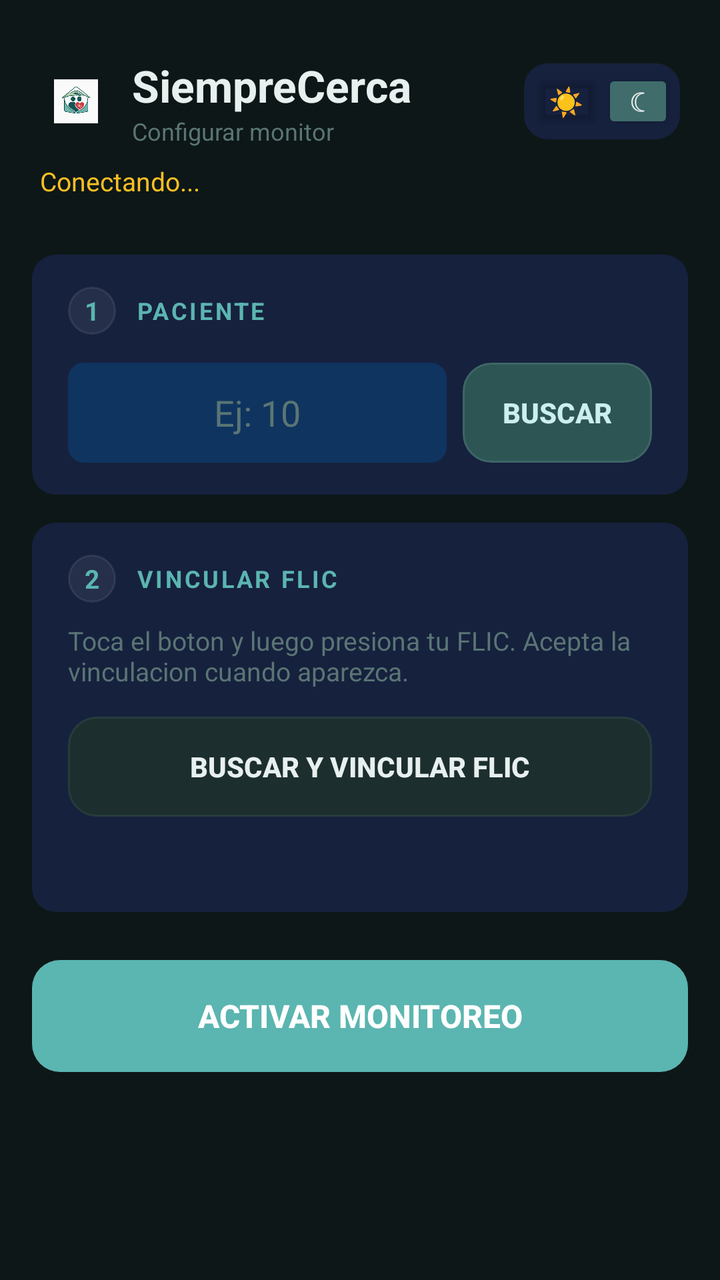
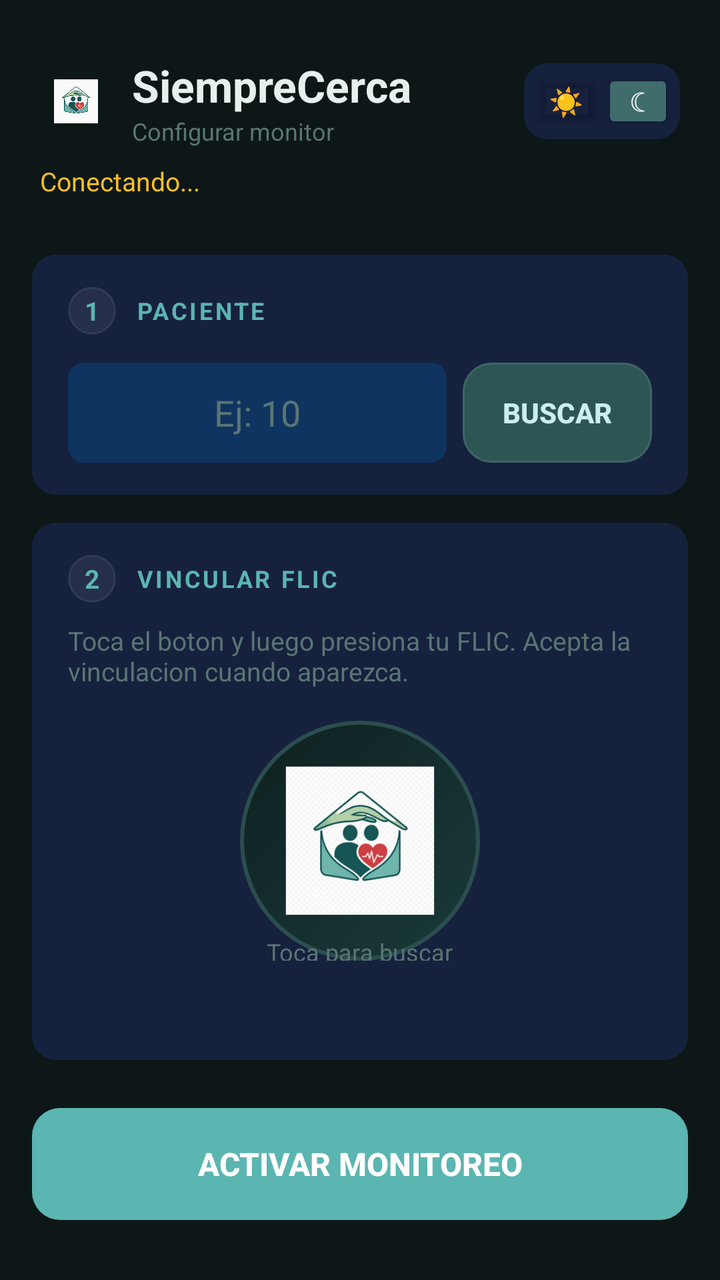

Two renders of the same Android screen: before a commit and after it. Below are the layout's source before the change and the commit's diff.
<!-- AndroidManifest.xml: application theme Theme.SiempreCercaMonitor -->
<!-- res/layout/activity_setup.xml -->
<?xml version="1.0" encoding="utf-8"?>
<ScrollView xmlns:android="http://schemas.android.com/apk/res/android"
    android:id="@+id/setupScroll"
    android:layout_width="match_parent"
    android:layout_height="match_parent"
    android:background="@color/background"
    android:fillViewport="true"
    android:overScrollMode="never">

    <LinearLayout
        android:id="@+id/setupContainer"
        android:layout_width="match_parent"
        android:layout_height="wrap_content"
        android:orientation="vertical"
        android:paddingHorizontal="16dp"
        android:paddingTop="28dp"
        android:paddingBottom="28dp">

        
        <LinearLayout
            android:layout_width="match_parent"
            android:layout_height="wrap_content"
            android:orientation="horizontal"
            android:gravity="center_vertical"
            android:layout_marginBottom="8dp"
            android:paddingHorizontal="4dp">

            <ImageView
                android:id="@+id/ivSetupLogo"
                android:layout_width="36dp"
                android:layout_height="36dp"
                android:src="@mipmap/ic_launcher_foreground"
                android:scaleType="centerCrop"
                android:layout_marginEnd="10dp" />

            <LinearLayout
                android:layout_width="0dp"
                android:layout_weight="1"
                android:layout_height="wrap_content"
                android:orientation="vertical">

                <TextView
                    android:id="@+id/tvSetupTitle"
                    android:layout_width="wrap_content"
                    android:layout_height="wrap_content"
                    android:text="SiempreCerca"
                    android:textSize="22sp"
                    android:textColor="@color/text_primary"
                    android:textStyle="bold" />

                <TextView
                    android:id="@+id/tvSetupSubtitle"
                    android:layout_width="wrap_content"
                    android:layout_height="wrap_content"
                    android:text="Configurar monitor"
                    android:textSize="12sp"
                    android:textColor="@color/text_muted" />
            </LinearLayout>

            
            <LinearLayout
                android:layout_width="wrap_content"
                android:layout_height="wrap_content"
                android:orientation="horizontal"
                android:background="@drawable/card_background"
                android:padding="3dp">

                <Button
                    android:id="@+id/btnSetupThemeLight"
                    android:layout_width="36dp"
                    android:layout_height="32dp"
                    android:text="☀"
                    android:textSize="14sp"
                    android:backgroundTint="@android:color/transparent"
                    android:textColor="@color/text_muted"
                    android:minWidth="0dp"
                    android:minHeight="0dp"
                    android:padding="0dp"
                    android:insetTop="0dp"
                    android:insetBottom="0dp" />

                <Button
                    android:id="@+id/btnSetupThemeDark"
                    android:layout_width="36dp"
                    android:layout_height="32dp"
                    android:text="☾"
                    android:textSize="14sp"
                    android:backgroundTint="@color/primary"
                    android:textColor="@color/text_primary"
                    android:minWidth="0dp"
                    android:minHeight="0dp"
                    android:padding="0dp"
                    android:insetTop="0dp"
                    android:insetBottom="0dp" />
            </LinearLayout>
        </LinearLayout>

        
        <TextView
            android:id="@+id/tvServerStatus"
            android:layout_width="wrap_content"
            android:layout_height="wrap_content"
            android:text="Conectando..."
            android:textSize="13sp"
            android:textColor="@color/warning"
            android:paddingHorizontal="4dp"
            android:layout_marginBottom="28dp" />

        
        <LinearLayout
            android:id="@+id/cardStep1"
            android:layout_width="match_parent"
            android:layout_height="wrap_content"
            android:orientation="vertical"
            android:background="@drawable/card_background"
            android:paddingHorizontal="18dp"
            android:paddingVertical="16dp"
            android:layout_marginBottom="14dp">

            <LinearLayout
                android:layout_width="match_parent"
                android:layout_height="wrap_content"
                android:orientation="horizontal"
                android:gravity="center_vertical"
                android:layout_marginBottom="14dp">

                <TextView
                    android:layout_width="24dp"
                    android:layout_height="24dp"
                    android:text="1"
                    android:textSize="13sp"
                    android:textStyle="bold"
                    android:textColor="@color/primary_light"
                    android:gravity="center"
                    android:background="@drawable/metric_card"
                    android:layout_marginEnd="10dp" />

                <TextView
                    android:id="@+id/tvStep1Label"
                    android:layout_width="wrap_content"
                    android:layout_height="wrap_content"
                    android:text="PACIENTE"
                    android:textSize="12sp"
                    android:textColor="@color/primary_light"
                    android:textStyle="bold"
                    android:letterSpacing="0.1" />
            </LinearLayout>

            <LinearLayout
                android:layout_width="match_parent"
                android:layout_height="wrap_content"
                android:orientation="horizontal"
                android:gravity="center_vertical">

                <EditText
                    android:id="@+id/etClientId"
                    android:layout_width="0dp"
                    android:layout_height="50dp"
                    android:layout_weight="1"
                    android:hint="Ej: 10"
                    android:inputType="number"
                    android:textColor="@color/text_primary"
                    android:textColorHint="@color/text_muted"
                    android:textSize="18sp"
                    android:gravity="center"
                    android:background="@drawable/input_background"
                    android:paddingHorizontal="16dp"
                    android:layout_marginEnd="8dp" />

                <Button
                    android:id="@+id/btnBuscarPaciente"
                    android:layout_width="wrap_content"
                    android:layout_height="50dp"
                    android:text="Buscar"
                    android:textSize="14sp"
                    android:textStyle="bold"
                    android:background="@drawable/btn_primary"
                    android:textColor="#CCEEEE"
                    android:paddingHorizontal="20dp"
                    android:stateListAnimator="@null" />
            </LinearLayout>

            <TextView
                android:id="@+id/tvClientName"
                android:layout_width="wrap_content"
                android:layout_height="wrap_content"
                android:textSize="14sp"
                android:textColor="@color/green"
                android:visibility="gone"
                android:layout_marginTop="12dp" />
        </LinearLayout>

        
        <LinearLayout
            android:id="@+id/cardStep2"
            android:layout_width="match_parent"
            android:layout_height="wrap_content"
            android:orientation="vertical"
            android:background="@drawable/card_background"
            android:paddingHorizontal="18dp"
            android:paddingVertical="16dp"
            android:layout_marginBottom="24dp">

            <LinearLayout
                android:layout_width="match_parent"
                android:layout_height="wrap_content"
                android:orientation="horizontal"
                android:gravity="center_vertical"
                android:layout_marginBottom="10dp">

                <TextView
                    android:layout_width="24dp"
                    android:layout_height="24dp"
                    android:text="2"
                    android:textSize="13sp"
                    android:textStyle="bold"
                    android:textColor="@color/primary_light"
                    android:gravity="center"
                    android:background="@drawable/metric_card"
                    android:layout_marginEnd="10dp" />

                <TextView
                    android:id="@+id/tvStep2Label"
                    android:layout_width="wrap_content"
                    android:layout_height="wrap_content"
                    android:text="VINCULAR FLIC"
                    android:textSize="12sp"
                    android:textColor="@color/primary_light"
                    android:textStyle="bold"
                    android:letterSpacing="0.1" />
            </LinearLayout>

            <TextView
                android:id="@+id/tvScanDesc"
                android:layout_width="wrap_content"
                android:layout_height="wrap_content"
                android:text="Toca el boton y luego presiona tu FLIC. Acepta la vinculacion cuando aparezca."
                android:textSize="13sp"
                android:textColor="@color/text_muted"
                android:layout_marginBottom="14dp" />

            <Button
                android:id="@+id/btnScan"
                android:layout_width="match_parent"
                android:layout_height="50dp"
                android:text="Buscar y vincular FLIC"
                android:textSize="14sp"
                android:textStyle="bold"
                android:background="@drawable/btn_muted"
                android:textColor="@color/text_primary"
                android:layout_marginBottom="10dp"
                android:stateListAnimator="@null" />

            <ProgressBar
                android:id="@+id/progressBar"
                android:layout_width="match_parent"
                android:layout_height="3dp"
                style="@style/Widget.AppCompat.ProgressBar.Horizontal"
                android:indeterminate="true"
                android:indeterminateTint="@color/primary_light"
                android:visibility="gone"
                android:layout_marginBottom="8dp" />

            <TextView
                android:id="@+id/tvScanStatus"
                android:layout_width="wrap_content"
                android:layout_height="wrap_content"
                android:text=""
                android:textSize="13sp"
                android:textColor="@color/text_muted"
                android:layout_marginBottom="4dp" />

            <TextView
                android:id="@+id/tvSelectedDevice"
                android:layout_width="wrap_content"
                android:layout_height="wrap_content"
                android:textSize="14sp"
                android:textColor="@color/green"
                android:visibility="gone" />
        </LinearLayout>

        
        <Button
            android:id="@+id/btnSave"
            android:layout_width="match_parent"
            android:layout_height="56dp"
            android:text="Activar monitoreo"
            android:textSize="16sp"
            android:textStyle="bold"
            android:background="@drawable/btn_accent"
            android:textColor="#FFFFFF"
            android:stateListAnimator="@null" />

    </LinearLayout>
</ScrollView>
<!-- resources referenced by this layout -->
<resources>
  <color name="background">#0D1717</color>
  <color name="green">#4ADE80</color>
  <color name="primary">#406C6B</color>
  <color name="primary_light">#5BB5B0</color>
  <color name="text_muted">#5A7574</color>
  <color name="text_primary">#E8F0EF</color>
  <color name="warning">#FBBF24</color>
  <!-- drawable btn_accent (drawable) -->
  <?xml version="1.0" encoding="utf-8"?>
  <ripple xmlns:android="http://schemas.android.com/apk/res/android"
      android:color="#40FFFFFF">
      <item>
          <shape android:shape="rectangle">
              <solid android:color="@color/accent" />
              <corners android:radius="14dp" />
          </shape>
      </item>
  </ripple>
  <!-- drawable btn_muted (drawable) -->
  <?xml version="1.0" encoding="utf-8"?>
  <ripple xmlns:android="http://schemas.android.com/apk/res/android"
      android:color="#30FFFFFF">
      <item>
          <shape android:shape="rectangle">
              <solid android:color="@color/btn_muted" />
              <corners android:radius="14dp" />
              <stroke android:width="1dp" android:color="#263C3C" />
          </shape>
      </item>
  </ripple>
  <!-- drawable btn_primary (drawable) -->
  <?xml version="1.0" encoding="utf-8"?>
  <ripple xmlns:android="http://schemas.android.com/apk/res/android"
      android:color="#30FFFFFF">
      <item>
          <shape android:shape="rectangle">
              <solid android:color="@color/btn_primary" />
              <corners android:radius="14dp" />
              <stroke android:width="1dp" android:color="#3D6665" />
          </shape>
      </item>
  </ripple>
  <!-- drawable card_background (drawable) -->
  <?xml version="1.0" encoding="utf-8"?>
  <shape xmlns:android="http://schemas.android.com/apk/res/android"
      android:shape="rectangle">
      <solid android:color="#16213E" />
      <corners android:radius="12dp" />
  </shape>
  <!-- drawable input_background (drawable) -->
  <?xml version="1.0" encoding="utf-8"?>
  <shape xmlns:android="http://schemas.android.com/apk/res/android"
      android:shape="rectangle">
      <solid android:color="#0F3460" />
      <corners android:radius="8dp" />
  </shape>
  <!-- drawable metric_card (drawable) -->
  <?xml version="1.0" encoding="utf-8"?>
  <shape xmlns:android="http://schemas.android.com/apk/res/android"
      android:shape="rectangle">
      <solid android:color="#10FFFFFF" />
      <corners android:radius="14dp" />
      <stroke android:width="1dp" android:color="#15FFFFFF" />
  </shape>
  <!-- mipmap ic_launcher_foreground: png bitmap (mipmap-hdpi, 16292 bytes) -->
  <style name="Theme.SiempreCercaMonitor" parent="Theme.MaterialComponents.DayNight.NoActionBar">
          <item name="colorPrimary">@color/primary</item>
          <item name="colorPrimaryDark">@color/primary_dark</item>
          <item name="colorAccent">@color/accent</item>
          <item name="android:windowBackground">@color/background</item>
          <item name="android:statusBarColor">@color/background</item>
          <item name="android:navigationBarColor">@color/background</item>
      </style>
  <color name="accent">#5BB5B0</color>
  <color name="btn_muted">#1C2E2E</color>
  <color name="btn_primary">#2D5554</color>
  <color name="primary_dark">#2D4F4E</color>
</resources>

<!-- the commit's change to res/layout/activity_setup.xml (unified diff, before → after) -->
@@ -237,19 +237,37 @@
                 android:text="Toca el boton y luego presiona tu FLIC. Acepta la vinculacion cuando aparezca."
                 android:textSize="13sp"
                 android:textColor="@color/text_muted"
-                android:layout_marginBottom="14dp" />
-
-            <Button
-                android:id="@+id/btnScan"
-                android:layout_width="match_parent"
-                android:layout_height="50dp"
-                android:text="Buscar y vincular FLIC"
-                android:textSize="14sp"
-                android:textStyle="bold"
-                android:background="@drawable/btn_muted"
-                android:textColor="@color/text_primary"
-                android:layout_marginBottom="10dp"
-                android:stateListAnimator="@null" />
+                android:layout_marginBottom="16dp" />
+
+            
+            <FrameLayout
+                android:layout_width="match_parent"
+                android:layout_height="wrap_content"
+                android:layout_marginBottom="12dp"
+                android:gravity="center">
+
+                <ImageView
+                    android:id="@+id/btnScan"
+                    android:layout_width="120dp"
+                    android:layout_height="120dp"
+                    android:layout_gravity="center"
+                    android:src="@mipmap/ic_launcher_foreground"
+                    android:scaleType="centerCrop"
+                    android:background="@drawable/btn_scan_circle"
+                    android:clickable="true"
+                    android:focusable="true"
+                    android:contentDescription="Buscar y vincular FLIC" />
+
+                <TextView
+                    android:id="@+id/tvScanLabel"
+                    android:layout_width="wrap_content"
+                    android:layout_height="wrap_content"
+                    android:layout_gravity="center_horizontal|bottom"
+                    android:text="Toca para buscar"
+                    android:textSize="12sp"
+                    android:textColor="@color/text_muted"
+                    android:layout_marginBottom="-4dp" />
+            </FrameLayout>
 
             <ProgressBar
                 android:id="@+id/progressBar"
<!-- resource entries referenced after the edit -->
@@ -18,18 +18,6 @@
           </shape>
       </item>
   </ripple>
-  <!-- drawable btn_muted (drawable) -->
-  <?xml version="1.0" encoding="utf-8"?>
-  <ripple xmlns:android="http://schemas.android.com/apk/res/android"
-      android:color="#30FFFFFF">
-      <item>
-          <shape android:shape="rectangle">
-              <solid android:color="@color/btn_muted" />
-              <corners android:radius="14dp" />
-              <stroke android:width="1dp" android:color="#263C3C" />
-          </shape>
-      </item>
-  </ripple>
   <!-- drawable btn_primary (drawable) -->
   <?xml version="1.0" encoding="utf-8"?>
   <ripple xmlns:android="http://schemas.android.com/apk/res/android"
@@ -39,6 +27,21 @@
               <solid android:color="@color/btn_primary" />
               <corners android:radius="14dp" />
               <stroke android:width="1dp" android:color="#3D6665" />
+          </shape>
+      </item>
+  </ripple>
+  <!-- drawable btn_scan_circle (drawable) -->
+  <?xml version="1.0" encoding="utf-8"?>
+  <ripple xmlns:android="http://schemas.android.com/apk/res/android"
+      android:color="#40FFFFFF">
+      <item>
+          <shape android:shape="oval">
+              <gradient
+                  android:startColor="#1A3A3A"
+                  android:endColor="#0F2020"
+                  android:angle="135" />
+              <stroke android:width="2dp" android:color="#2A4E4E" />
+              <size android:width="120dp" android:height="120dp" />
           </shape>
       </item>
   </ripple>
@@ -74,7 +77,6 @@
           <item name="android:navigationBarColor">@color/background</item>
       </style>
   <color name="accent">#5BB5B0</color>
-  <color name="btn_muted">#1C2E2E</color>
   <color name="btn_primary">#2D5554</color>
   <color name="primary_dark">#2D4F4E</color>
 </resources>
